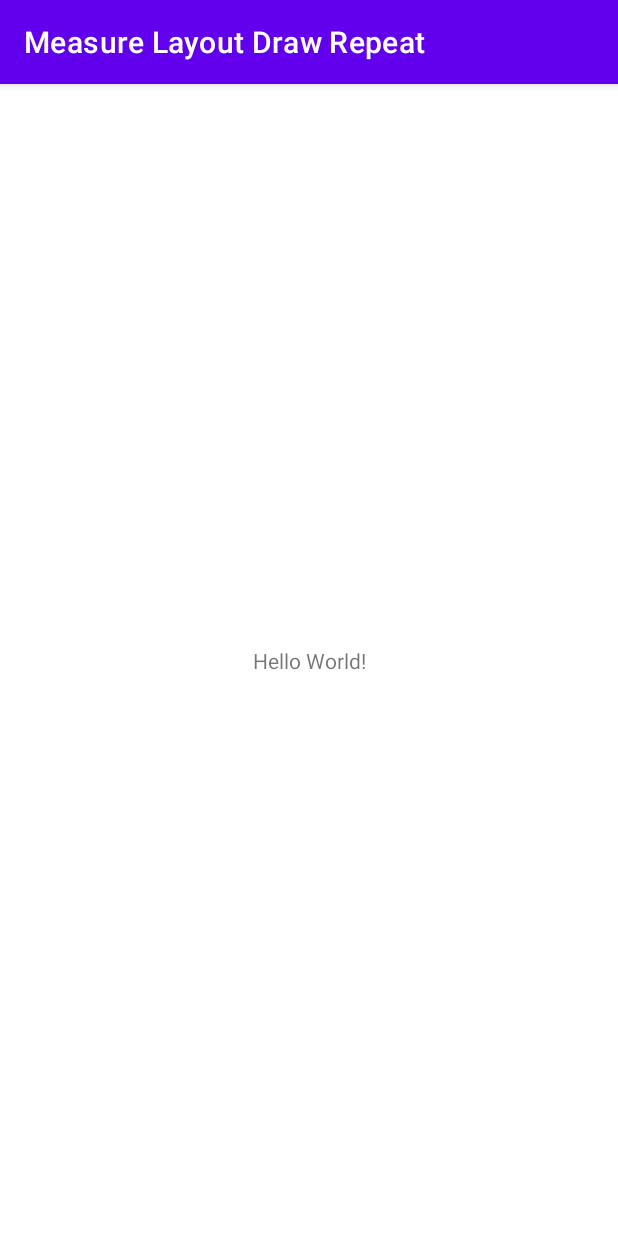
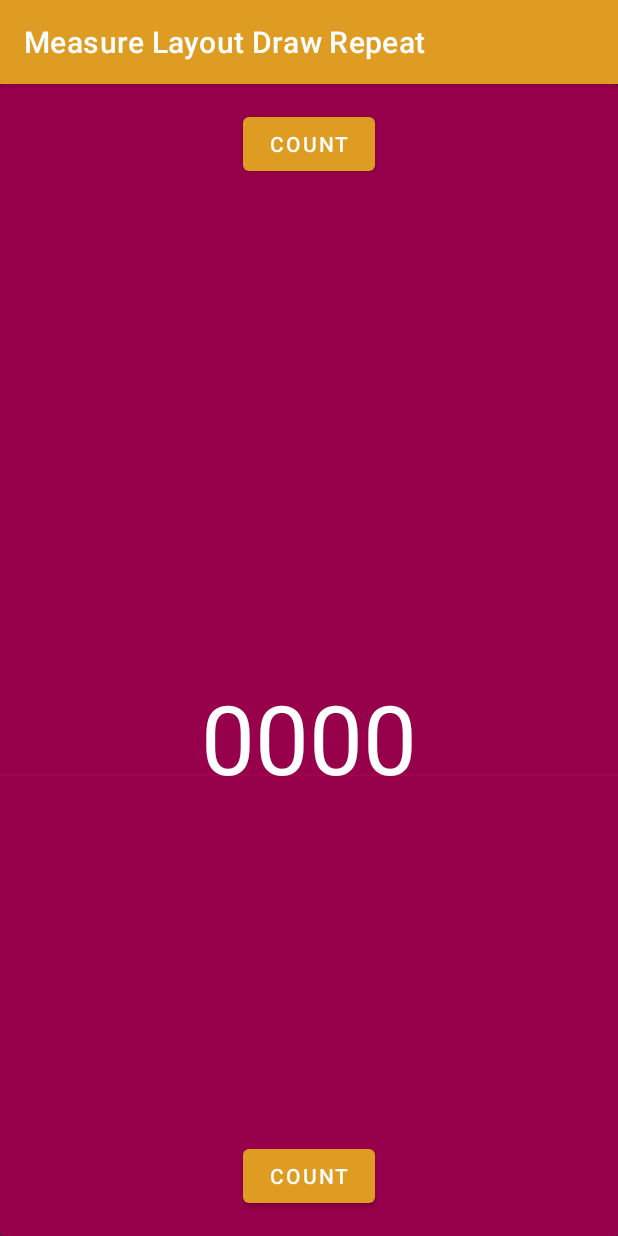
Before and after one commit to leonardosibela/measure-layout-draw-repeat, an Android app: the screen it shows after launch (MainActivity), on a phone screen of 412 x 824 dp. Run offline under Robolectric (Android 15) with nearby library versions, the phone set to English and light mode, and no system bars.

Commit message:
Drawing Tally Counter

```diff
--- /dev/null
+++ b/app/src/main/java/com/example/measurelayoutdrawrepeat/TallyCounterView.kt
@@ -0,0 +1,91 @@
+package com.example.measurelayoutdrawrepeat
+
+import android.content.Context
+import android.graphics.Canvas
+import android.graphics.Paint
+import android.graphics.RectF
+import android.text.TextPaint
+import android.util.AttributeSet
+import android.view.View
+import android.widget.Toast
+import androidx.core.content.ContextCompat
+import kotlin.math.roundToInt
+
+class TallyCounterView(context: Context, attributeSet: AttributeSet?) : View(context, attributeSet),
+    TallyCounter {
+
+    private lateinit var backgroundPaint: Paint
+    private lateinit var linePaint: Paint
+    private lateinit var numberPaint: TextPaint
+    private lateinit var backgroundRect: RectF
+    private var cornerRadius: Float = 0f
+    private var displayCount = "0000"
+
+    init {
+        backgroundPaint = Paint(Paint.ANTI_ALIAS_FLAG)
+        backgroundPaint.color = ContextCompat.getColor(context, R.color.color_primary)
+        linePaint = Paint(Paint.ANTI_ALIAS_FLAG)
+        linePaint.color = ContextCompat.getColor(context, R.color.color_accent)
+        linePaint.strokeWidth = 1f
+        numberPaint = TextPaint(Paint.ANTI_ALIAS_FLAG)
+        numberPaint.color = ContextCompat.getColor(context, android.R.color.white)
+        numberPaint.textSize = (64f * resources.displayMetrics.scaledDensity).roundToInt().toFloat()
+        backgroundRect = RectF()
+        cornerRadius = (2f * resources.displayMetrics.scaledDensity).roundToInt().toFloat()
+        setCount(0)
+    }
+
+    // Don't allocate objects here. This might be called a lot
+    override fun onDraw(canvas: Canvas) {
+        // Grab canvas dimensions
+        val canvasWidth = width.toFloat()
+        val canvasHeight = height.toFloat()
+
+        // Calculate center on the x axis
+        val centerX = canvasWidth * 0.5
+
+        // Setting the background values left = 0 and top = 0 right = canvasWidth and bottom = canvasHeight
+        // This way the rectangle will occupy the whole canvas
+        backgroundRect.set(0f, 0f, canvasWidth, canvasHeight)
+
+        // Drawing the rectangle on the canvas using the RecF object, a cornerRadius for the x and y and a backgroundPaint
+        canvas.drawRoundRect(backgroundRect, cornerRadius, cornerRadius, backgroundPaint)
+
+        // Drawing the baseline on with the Y = the center of the canvas
+        // We are using 0.6 instead of 0.5 to calculate the center because a text baseline is
+        // a little bellow the center
+        val baselineY = (canvasHeight * 0.6).roundToInt().toFloat()
+
+        // Drawing the baseline on the canvas starting from 0 and finishing on the baselineY on the X axis
+        // starting from the canvasWidth and finishing on the baselineY on the y axis
+        // and using the linePaint
+        canvas.drawLine(0f, baselineY, canvasWidth, baselineY, linePaint)
+
+        // Draw text
+
+        // Measure the width of the text to display using our variable displayCount
+        val textWidth = numberPaint.measureText(displayCount)
+
+        // Figure out the x-coordinate that will center the text in the canvas
+        val textX = (centerX - textWidth * 0.5).roundToInt().toFloat()
+
+        // Drawing the text on the canvas passing the x and y values and the numberPaint
+        canvas.drawText(displayCount, textX, baselineY, numberPaint)
+    }
+
+    override fun reset() {
+        Toast.makeText(context, "Reseting", Toast.LENGTH_LONG).show()
+    }
+
+    override fun increment() {
+        Toast.makeText(context, "Incrementing", Toast.LENGTH_LONG).show()
+    }
+
+    override fun getCount(): Int {
+        return 0
+    }
+
+    override fun setCount(count: Int) {
+        Toast.makeText(context, "Setting count", Toast.LENGTH_LONG).show()
+    }
+}
--- a/app/src/main/res/layout/activity_main.xml
+++ b/app/src/main/res/layout/activity_main.xml
@@ -4,15 +4,35 @@
     xmlns:tools="http://schemas.android.com/tools"
     android:layout_width="match_parent"
     android:layout_height="match_parent"
+    android:background="#2A2A2A"
     tools:context=".MainActivity">
 
-    <TextView
+    <Button
+        android:id="@+id/count"
+        android:layout_marginTop="16dp"
         android:layout_width="wrap_content"
         android:layout_height="wrap_content"
-        android:text="Hello World!"
-        app:layout_constraintBottom_toBottomOf="parent"
-        app:layout_constraintLeft_toLeftOf="parent"
-        app:layout_constraintRight_toRightOf="parent"
+        android:text="Count"
+        app:layout_constraintEnd_toEndOf="parent"
+        app:layout_constraintStart_toStartOf="parent"
         app:layout_constraintTop_toTopOf="parent" />
 
+    <com.example.measurelayoutdrawrepeat.TallyCounterView
+        android:layout_width="wrap_content"
+        android:layout_height="wrap_content"
+        app:layout_constraintBottom_toBottomOf="parent"
+        app:layout_constraintEnd_toEndOf="parent"
+        app:layout_constraintStart_toStartOf="parent"
+        app:layout_constraintTop_toTopOf="parent" />
+
+    <Button
+        android:id="@+id/reset"
+        android:layout_marginBottom="16dp"
+        android:layout_width="wrap_content"
+        android:layout_height="wrap_content"
+        android:text="Count"
+        app:layout_constraintEnd_toEndOf="parent"
+        app:layout_constraintStart_toStartOf="parent"
+        app:layout_constraintBottom_toBottomOf="parent" />
+
 </androidx.constraintlayout.widget.ConstraintLayout>
--- a/app/src/main/res/values/colors.xml
+++ b/app/src/main/res/values/colors.xml
@@ -7,4 +7,7 @@
     <color name="teal_700">#FF018786</color>
     <color name="black">#FF000000</color>
     <color name="white">#FFFFFFFF</color>
+
+    <color name="color_primary">#97004A</color>
+    <color name="color_accent">#A20F54</color>
 </resources>
--- a/app/src/main/res/values/themes.xml
+++ b/app/src/main/res/values/themes.xml
@@ -2,7 +2,7 @@
     <!-- Base application theme. -->
     <style name="Theme.MeasureLayoutDrawRepeat" parent="Theme.MaterialComponents.DayNight.DarkActionBar">
         <!-- Primary brand color. -->
-        <item name="colorPrimary">@color/purple_500</item>
+        <item name="colorPrimary">#DE9C23</item>
         <item name="colorPrimaryVariant">@color/purple_700</item>
         <item name="colorOnPrimary">@color/white</item>
         <!-- Secondary brand color. -->
```
